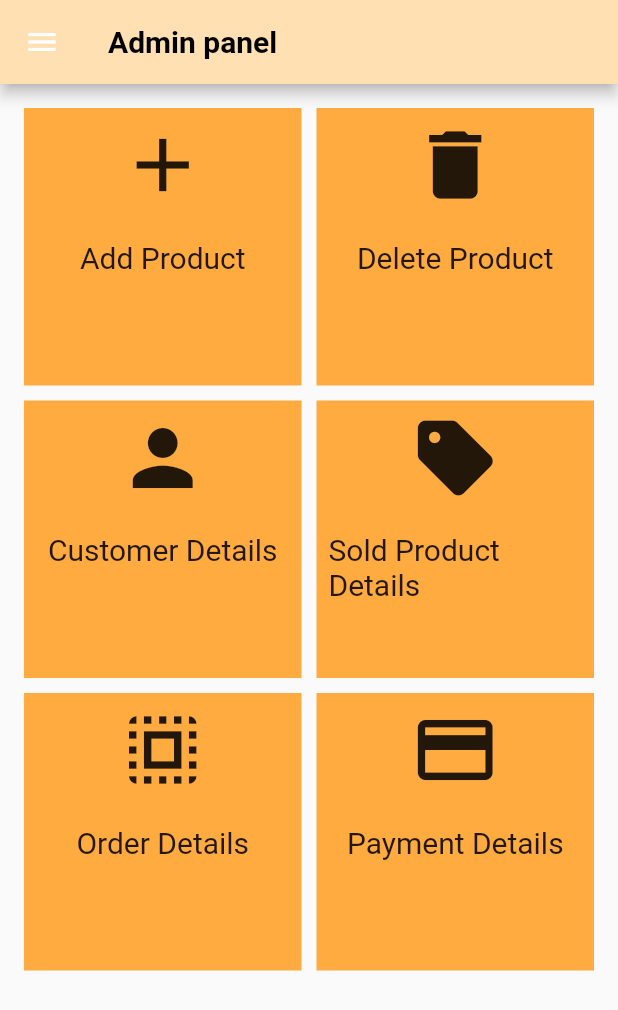
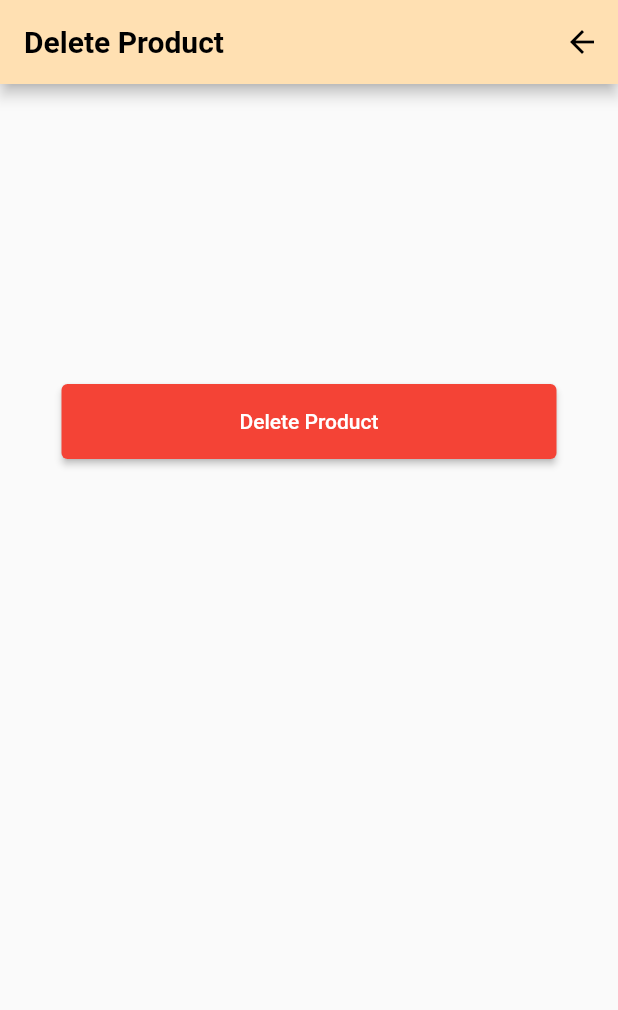
Before and after one commit to Beejya/Admin_panel, a Flutter app: the screen it shows after launch, after a tap on the "delete" icon, on a phone screen of 412 x 824 dp. Shown: the top 1010 px of the screen. Run offline on Flutter 3.47's test engine with Material 2 defaults, Android fonts, the phone set to English and light mode, and no system bars; network calls fail.

Commit message:
initial commit

```diff
--- /dev/null
+++ b/lib/deleteproduct.dart
@@ -0,0 +1,63 @@
+import 'package:admin_panel/main.dart';
+import 'package:flutter/material.dart';
+
+class deleteproduct extends StatefulWidget {
+  const deleteproduct({Key? key}) : super(key: key);
+
+  @override
+  State<deleteproduct> createState() => _deleteproductState();
+}
+
+class _deleteproductState extends State<deleteproduct> {
+  @override
+  Widget build(BuildContext context) {
+    return MaterialApp(
+      debugShowCheckedModeBanner: false,
+      home: Scaffold(
+        appBar: AppBar(title: Text('Delete Product', style: TextStyle(fontWeight: FontWeight.bold, color: Colors.black),
+        ),
+        backgroundColor: Colors.orange.shade100,
+          actions: <Widget>[
+            IconButton(
+              icon: Icon(
+                Icons.arrow_back,
+                color: Colors.black,
+              ),
+              onPressed: () {
+                Navigator.push(
+                    context,
+                    MaterialPageRoute(
+                      builder: (context) => MyApp(),
+                    ));
+              },
+            )
+          ],
+        ),
+        body:  Container(
+          padding: EdgeInsets.only(top:200),
+          child: Row(
+            mainAxisAlignment: MainAxisAlignment.center,
+            children: [
+
+              Center(
+                child: Column(
+                    children: [
+                      SizedBox(
+                        height: 50,
+                        width: 330,
+                        child: ElevatedButton(onPressed: (){}, child: Text('Delete Product'),
+                        style: ButtonStyle(
+                        backgroundColor: MaterialStateProperty.all(Colors.red),
+                      ),
+                        )
+                        ),
+                    ],
+                  ),
+              ),
+            ],
+          ),
+        ),
+      ),
+    );
+  }
+}
--- a/lib/main.dart
+++ b/lib/main.dart
@@ -1,4 +1,5 @@
    import 'package:admin_panel/addproduct.dart';
+import 'package:admin_panel/deleteproduct.dart';
 import 'package:admin_panel/drawer.dart';
 import 'package:flutter/material.dart';
 
@@ -78,6 +79,13 @@ class MyHomePage extends StatelessWidget {
                   InkWell(
                     child: Icon(Icons.delete , size: 60,),
                     onTap: (){
+                       Navigator.push(
+        context,
+        MaterialPageRoute(
+          builder: (context) =>
+              deleteproduct(),
+        ),
+      );
 
                     },
                   ),
```
